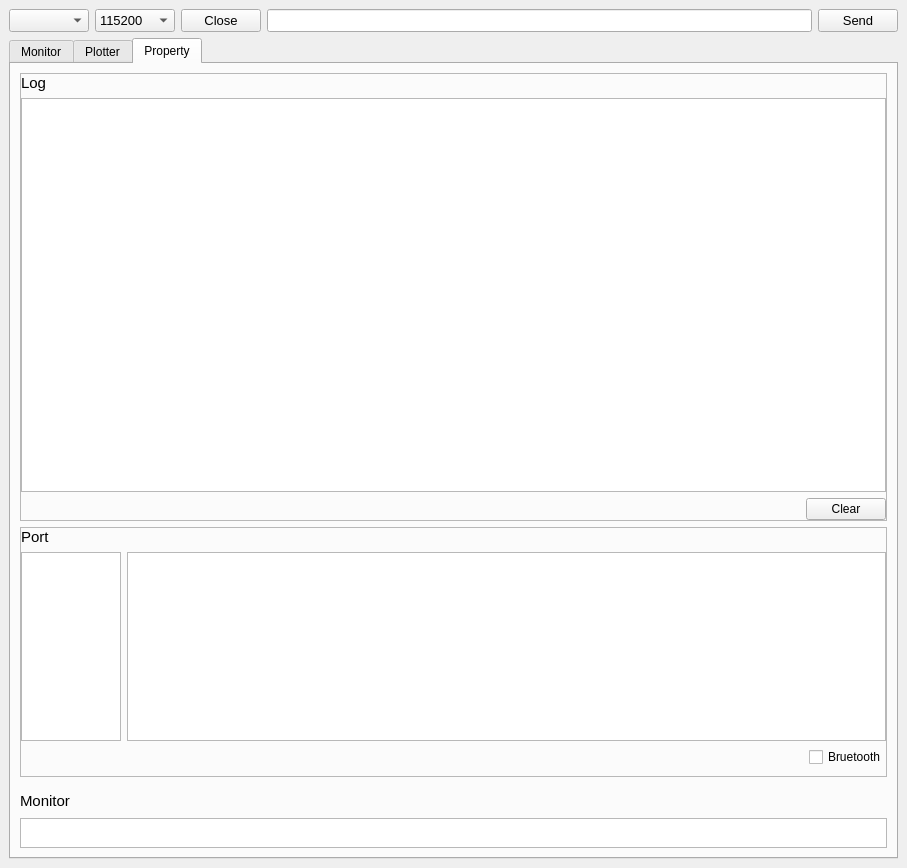
Old version of the form src/SerialMonitor_Qt/mainwindow.ui in the repository CaseyNelson314/SerialMonitor_Qt.
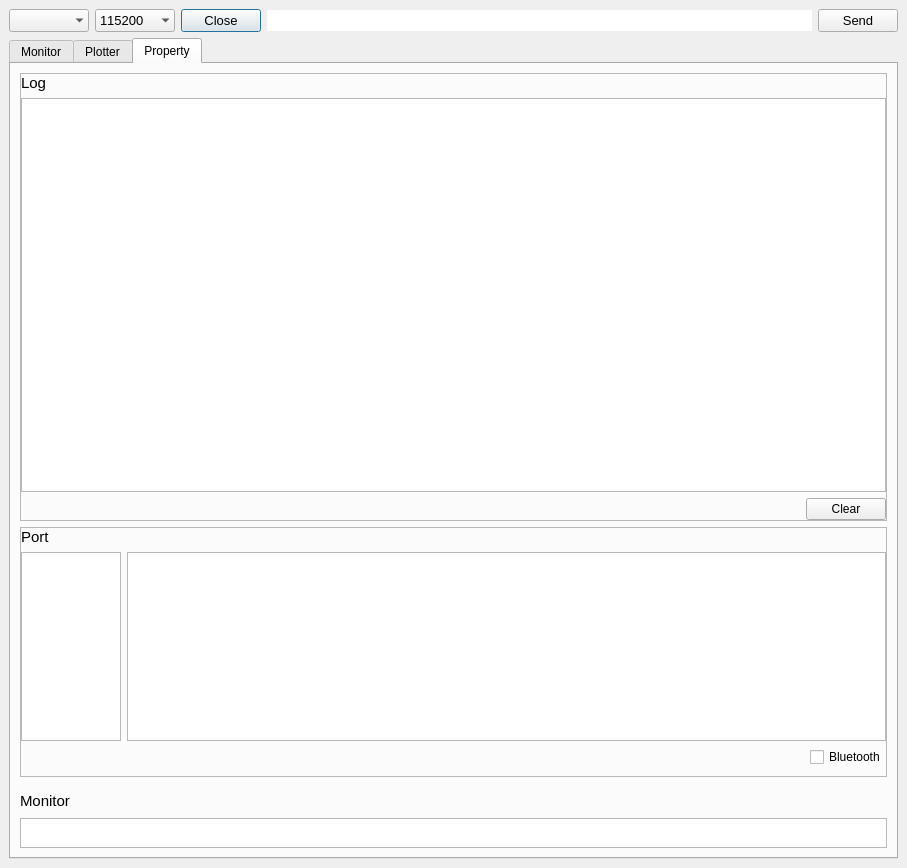
New version of the form. The open tabs and pages were chosen to show the change. Icons and pictures are not drawn.

Commit message: 表示を少し変更

```diff
--- a/src/SerialMonitor_Qt/mainwindow.ui
+++ b/src/SerialMonitor_Qt/mainwindow.ui
@@ -10,15 +10,42 @@
     <height>868</height>
    </rect>
   </property>
+  <property name="sizePolicy">
+   <sizepolicy hsizetype="Minimum" vsizetype="Preferred">
+    <horstretch>0</horstretch>
+    <verstretch>0</verstretch>
+   </sizepolicy>
+  </property>
   <property name="minimumSize">
    <size>
     <width>550</width>
     <height>0</height>
    </size>
   </property>
+  <property name="font">
+   <font>
+    <stylestrategy>PreferDefault</stylestrategy>
+   </font>
+  </property>
+  <property name="focusPolicy">
+   <enum>Qt::WheelFocus</enum>
+  </property>
+  <property name="contextMenuPolicy">
+   <enum>Qt::DefaultContextMenu</enum>
+  </property>
   <property name="windowTitle">
    <string>QtSerialMonitor</string>
   </property>
+  <property name="windowIcon">
+   <iconset theme="SerialPortIcon">
+    <normaloff>.</normaloff>.</iconset>
+  </property>
+  <property name="layoutDirection">
+   <enum>Qt::LeftToRight</enum>
+  </property>
+  <property name="autoFillBackground">
+   <bool>false</bool>
+  </property>
   <widget class="QWidget" name="centralwidget">
    <layout class="QVBoxLayout" name="verticalLayout">
     <item>
@@ -40,6 +67,7 @@
         <property name="font">
          <font>
           <pointsize>10</pointsize>
+          <stylestrategy>PreferDefault</stylestrategy>
          </font>
         </property>
         <property name="acceptDrops">
@@ -48,13 +76,22 @@
         <property name="toolTip">
          <string>Port</string>
         </property>
+        <property name="layoutDirection">
+         <enum>Qt::LeftToRight</enum>
+        </property>
         <property name="currentText">
          <string/>
         </property>
+        <property name="frame">
+         <bool>false</bool>
+        </property>
        </widget>
       </item>
       <item>
        <widget class="QComboBox" name="PortLateComboBox">
+        <property name="enabled">
+         <bool>true</bool>
+        </property>
         <property name="sizePolicy">
          <sizepolicy hsizetype="Minimum" vsizetype="Minimum">
           <horstretch>0</horstretch>
@@ -70,11 +107,37 @@
         <property name="font">
          <font>
           <pointsize>10</pointsize>
+          <bold>false</bold>
+          <underline>false</underline>
+          <strikeout>false</strikeout>
+          <stylestrategy>PreferDefault</stylestrategy>
+          <kerning>false</kerning>
          </font>
         </property>
         <property name="toolTip">
          <string>Portlate(bps)</string>
         </property>
+        <property name="statusTip">
+         <string/>
+        </property>
+        <property name="whatsThis">
+         <string/>
+        </property>
+        <property name="accessibleName">
+         <string/>
+        </property>
+        <property name="accessibleDescription">
+         <string/>
+        </property>
+        <property name="layoutDirection">
+         <enum>Qt::LeftToRight</enum>
+        </property>
+        <property name="autoFillBackground">
+         <bool>false</bool>
+        </property>
+        <property name="inputMethodHints">
+         <set>Qt::ImhNone</set>
+        </property>
         <property name="editable">
          <bool>false</bool>
         </property>
@@ -84,6 +147,18 @@
         <property name="currentIndex">
          <number>4</number>
         </property>
+        <property name="insertPolicy">
+         <enum>QComboBox::InsertAlphabetically</enum>
+        </property>
+        <property name="sizeAdjustPolicy">
+         <enum>QComboBox::AdjustToContentsOnFirstShow</enum>
+        </property>
+        <property name="placeholderText">
+         <string/>
+        </property>
+        <property name="frame">
+         <bool>false</bool>
+        </property>
         <item>
          <property name="text">
           <string>9600</string>
@@ -116,6 +191,7 @@
         <property name="font">
          <font>
           <pointsize>10</pointsize>
+          <stylestrategy>PreferDefault</stylestrategy>
          </font>
         </property>
         <property name="text">
@@ -136,6 +212,15 @@
         <property name="autoExclusive">
          <bool>false</bool>
         </property>
+        <property name="autoDefault">
+         <bool>false</bool>
+        </property>
+        <property name="default">
+         <bool>true</bool>
+        </property>
+        <property name="flat">
+         <bool>false</bool>
+        </property>
        </widget>
       </item>
       <item>
@@ -143,8 +228,15 @@
         <property name="font">
          <font>
           <pointsize>10</pointsize>
+          <stylestrategy>PreferDefault</stylestrategy>
          </font>
         </property>
+        <property name="accessibleName">
+         <string/>
+        </property>
+        <property name="frame">
+         <bool>false</bool>
+        </property>
        </widget>
       </item>
       <item>
@@ -579,7 +671,7 @@
              <item>
               <widget class="QCheckBox" name="BruetoothEnableChackBox">
                <property name="text">
-                <string>Bruetooth</string>
+                <string>Bluetooth</string>
                </property>
               </widget>
              </item>
```
Left out of the diff: 46 changed lines with no effect on the pictures. The commit also changes 1 other file.
